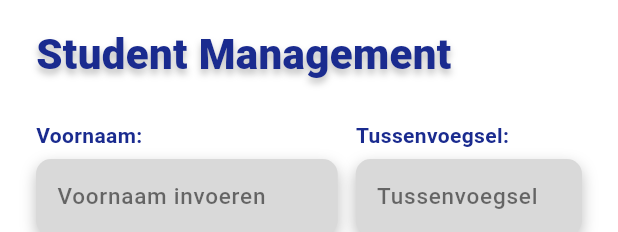
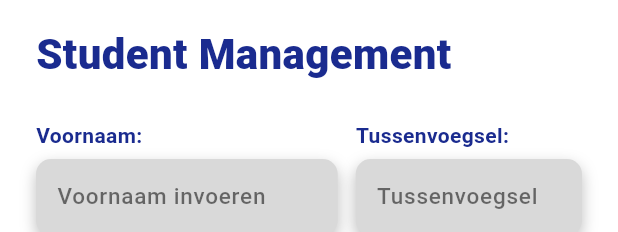
Before and after one commit to ArvidGrob/pro_chatbot, a Flutter app: the AddStudentPage widget shown alone on an empty page, opened directly, on a phone screen of 412 x 824 dp. Shown: the top 232 px of the screen. Run offline on Flutter 3.47's test engine with Material 3 defaults, Android fonts, the phone set to English and light mode, and no system bars; our stand-ins replace file_picker, image_picker, speech_to_text; missing offline and left inert: record; accounts and stored records are empty.

Commit message:
Update addstudent

```diff
--- a/pro_chatbot/lib/admindashboard/addstudent.dart
+++ b/pro_chatbot/lib/admindashboard/addstudent.dart
@@ -130,13 +130,6 @@ class _AddStudentPageState extends State<AddStudentPage> {
                 fontSize: 28,
                 fontWeight: FontWeight.w800,
                 color: primaryBlue,
-                shadows: [
-                  Shadow(
-                    offset: const Offset(0, 3),
-                    blurRadius: 6,
-                    color: Colors.black.withOpacity(0.25),
-                  ),
-                ],
               ),
             ),
             const SizedBox(height: 24),
```
